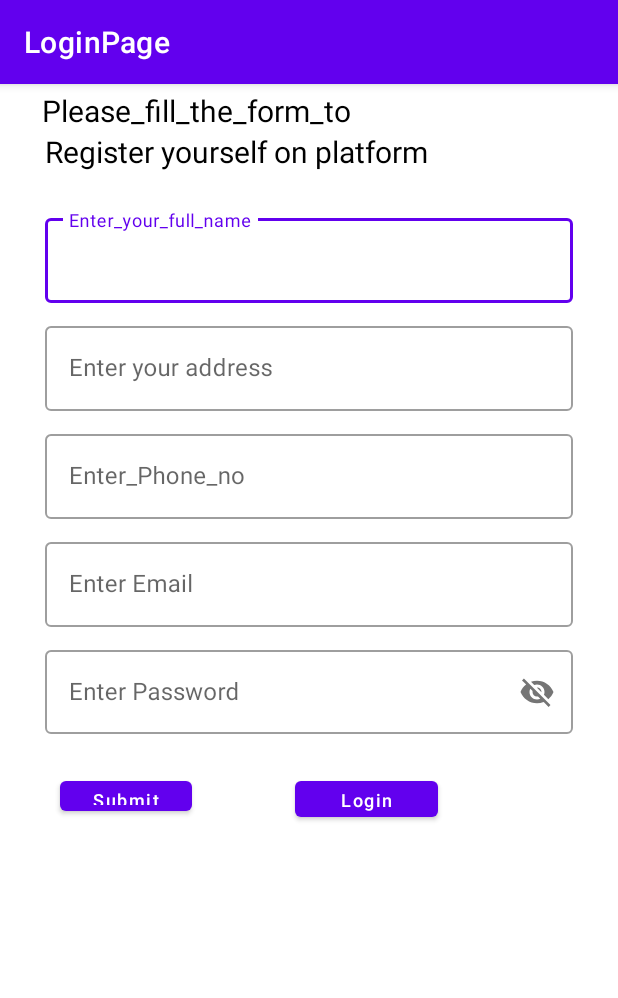
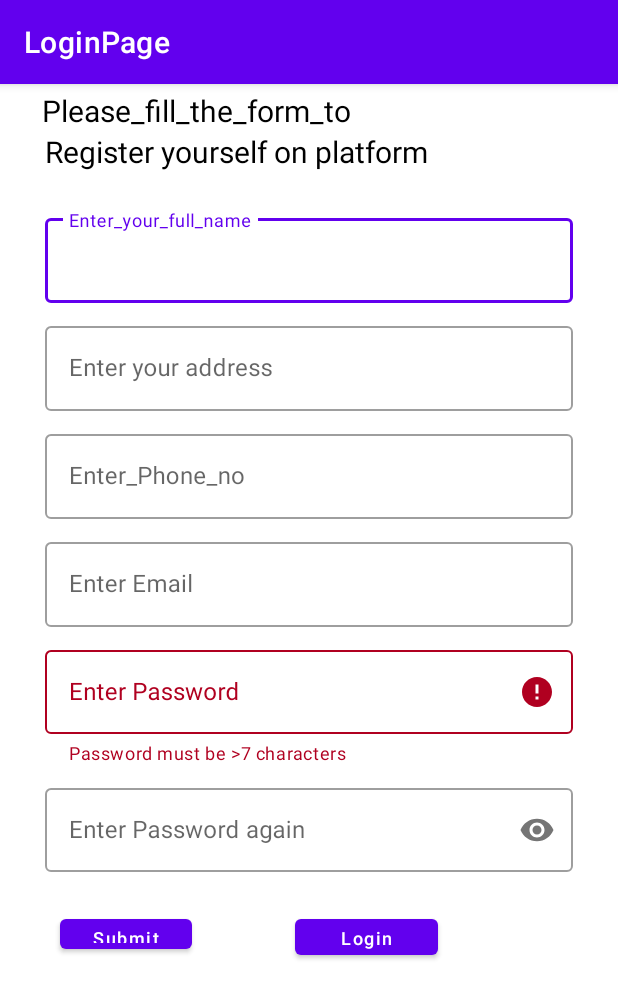
Before and after one commit to vinayakdeshpande1/Viemo_Frontend, an Android app: the Regestration screen opened directly, with no data from a screen before it, after a tap on an icon or button, on a phone screen of 412 x 824 dp. Shown: the top 998 px of the screen. Run offline under Robolectric (Android 15) with nearby library versions, the phone set to English and light mode, and no system bars.

```diff
--- a/app/src/main/java/com/example/loginpage/Regestration.java
+++ b/app/src/main/java/com/example/loginpage/Regestration.java
@@ -2,6 +2,7 @@ package com.example.loginpage;
 
 import androidx.appcompat.app.AppCompatActivity;
 
+import android.app.ProgressDialog;
 import android.content.Intent;
 import android.os.Bundle;
 import android.text.Editable;
@@ -22,9 +23,10 @@ import retrofit2.Response;
 
 public class Regestration extends AppCompatActivity {
 
-    EditText email,password,address,contact,name;
+    EditText email,password,address,contact,name,cpassword;
     Button btnSignup,btnLogin;
-    TextInputLayout txtemail,txtcontactno;
+    TextInputLayout txtemail,txtcontactno,txtcpwd,txtpwd;
+    boolean pwrd=false,cpwrd=false;
 
     @Override
     protected void onCreate(Bundle savedInstanceState) {
@@ -40,6 +42,9 @@ public class Regestration extends AppCompatActivity {
         btnLogin=findViewById(R.id.btn_Login);
         txtemail=findViewById(R.id.textInputLayout6);
         txtcontactno=findViewById(R.id.textInputLayout5);
+        cpassword=findViewById(R.id.et_cpwd);
+        txtcpwd=findViewById(R.id.textInputLayout8);
+        txtpwd=findViewById(R.id.textInputLayout7);
 
         email.addTextChangedListener(new TextWatcher() {
             @Override
@@ -74,9 +79,57 @@ public class Regestration extends AppCompatActivity {
 
             }
         });
+        password.addTextChangedListener(new TextWatcher() {
+            @Override
+            public void beforeTextChanged(CharSequence charSequence, int i, int i1, int i2) {
 
+            }
 
+            @Override
+            public void onTextChanged(CharSequence charSequence, int i, int i1, int i2) {
+                if(password.getText().toString().trim().length()<8)
+                {
+                    txtpwd.setError("Password must be >7 characters");
+                }
+                else
+                {
+                    txtpwd.setError(null);
+                    pwrd=true;
 
+                }
+            }
+
+            @Override
+            public void afterTextChanged(Editable editable) {
+
+            }
+        });
+        cpassword.addTextChangedListener(new TextWatcher() {
+            @Override
+            public void beforeTextChanged(CharSequence charSequence, int i, int i1, int i2) {
+
+            }
+
+            @Override
+            public void onTextChanged(CharSequence charSequence, int i, int i1, int i2) {
+                String p1=password.getText().toString().trim();
+                String p2=cpassword.getText().toString().trim();
+                if(p2.equals(p1))
+                {
+                    txtcpwd.setError(null);
+                    cpwrd=true;
+                }
+                else
+                {
+                    txtcpwd.setError("Password does not matched");
+                }
+            }
+
+            @Override
+            public void afterTextChanged(Editable editable) {
+
+            }
+        });
         btnSignup.setOnClickListener(new View.OnClickListener() {
             @Override
             public void onClick(View v) {
@@ -89,7 +142,7 @@ public class Regestration extends AppCompatActivity {
                 else if(! validatePhoneNumber(contact)){
                     Toast.makeText(getApplicationContext(),"Invalid contact number", Toast.LENGTH_SHORT).show();
                 }
-                else  {
+                else if(cpwrd && pwrd) {
                     checkemail();
                 }
 
--- a/app/src/main/res/layout/activity_regestration.xml
+++ b/app/src/main/res/layout/activity_regestration.xml
@@ -146,6 +146,26 @@
                 android:inputType="textWebPassword" />
         </com.google.android.material.textfield.TextInputLayout>
 
+        <com.google.android.material.textfield.TextInputLayout
+            android:id="@+id/textInputLayout8"
+            style="@style/Widget.MaterialComponents.TextInputLayout.OutlinedBox"
+            android:layout_width="match_parent"
+            android:layout_height="wrap_content"
+            android:layout_marginHorizontal="30dp"
+            android:layout_marginTop="10dp"
+            android:hint="Enter Password again"
+            app:layout_constraintEnd_toEndOf="parent"
+            app:layout_constraintStart_toStartOf="parent"
+            app:layout_constraintTop_toBottomOf="@+id/textInputLayout7"
+            app:passwordToggleEnabled="true">
+
+            <com.google.android.material.textfield.TextInputEditText
+                android:id="@+id/et_cpwd"
+                android:layout_width="match_parent"
+                android:layout_height="56dp"
+                android:inputType="textWebPassword" />
+        </com.google.android.material.textfield.TextInputLayout>
+
         <Button
             android:id="@+id/btn_SignUp"
             android:layout_width="0dp"
@@ -163,7 +183,7 @@
             android:text="Submit"
             android:textAllCaps="false"
             android:textSize="12sp"
-            app:layout_constraintTop_toBottomOf="@+id/textInputLayout7"
+            app:layout_constraintTop_toBottomOf="@+id/textInputLayout8"
             app:layout_constraintEnd_toEndOf="parent" />
 
         <Button
@@ -184,7 +204,7 @@
             android:textAllCaps="false"
             android:textSize="12sp"
             app:layout_constraintEnd_toEndOf="parent"
-            app:layout_constraintTop_toBottomOf="@+id/textInputLayout7" />
+            app:layout_constraintTop_toBottomOf="@+id/textInputLayout8" />
 
     </androidx.constraintlayout.widget.ConstraintLayout>
 
```
